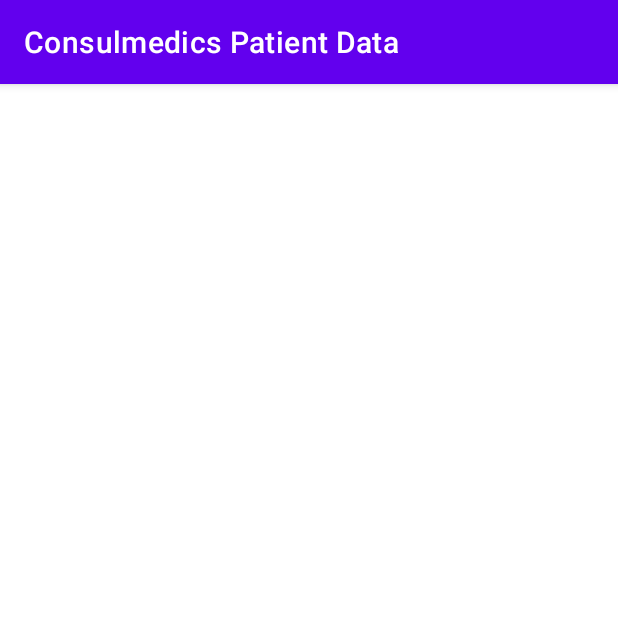
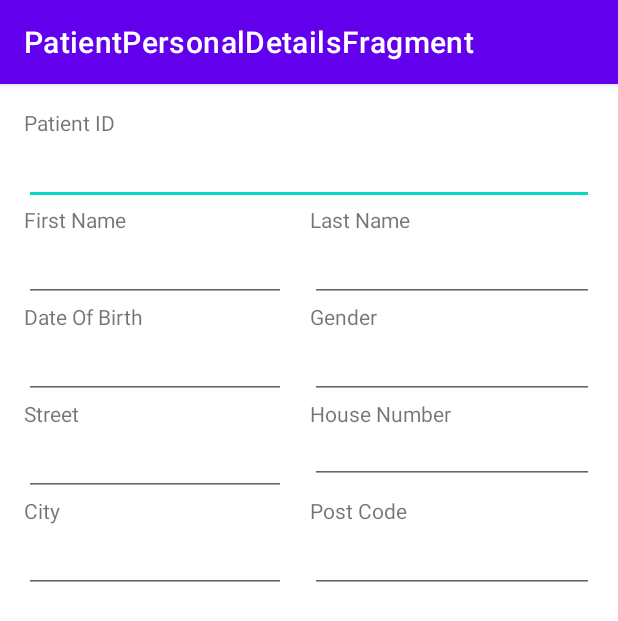
Before and after one commit to binarynumdev/patient-doctor-app, an Android app: the AddEditPatientActivity screen opened directly, with no data from a screen before it, on a phone screen of 412 x 824 dp. Shown: the top 621 px of the screen. Run offline under Robolectric (Android 15) with nearby library versions, the phone set to English and light mode, and no system bars; our stand-ins replace navigation-ui.

Commit message:
move packages and init nav graph for patient flow

```diff
--- a/app/src/main/java/com/consulmedics/patientdata/PatientDataTabActivity.kt
+++ b/app/src/main/java/com/consulmedics/patientdata/PatientDataTabActivity.kt
@@ -22,8 +22,8 @@ import androidx.lifecycle.lifecycleScope
 import androidx.viewpager.widget.ViewPager
 import com.consulmedics.patientdata.databinding.ActivityPatientDataTabBinding
 import com.consulmedics.patientdata.models.Patient
-import com.consulmedics.patientdata.ui.fragments.PatientInsurranceDetailsFragment
-import com.consulmedics.patientdata.ui.fragments.PatientPersonalDetailsFragment
+import com.consulmedics.patientdata.fragments.addeditpatient.PatientInsurranceDetailsFragment
+import com.consulmedics.patientdata.fragments.addeditpatient.PatientPersonalDetailsFragment
 import com.consulmedics.patientdata.ui.main.SectionsPagerAdapter
 import com.google.android.material.floatingactionbutton.FloatingActionButton
 import com.google.android.material.tabs.TabLayout
--- /dev/null
+++ b/app/src/main/java/com/consulmedics/patientdata/activities/AddEditPatientActivity.kt
@@ -0,0 +1,20 @@
+package com.consulmedics.patientdata.activities
+
+import androidx.appcompat.app.AppCompatActivity
+import android.os.Bundle
+import androidx.navigation.fragment.NavHostFragment
+import androidx.navigation.ui.setupActionBarWithNavController
+import com.consulmedics.patientdata.R
+
+class AddEditPatientActivity : AppCompatActivity() {
+    override fun onCreate(savedInstanceState: Bundle?) {
+        super.onCreate(savedInstanceState)
+        setContentView(R.layout.activity_add_edit_patient)
+
+        val navHostFragment = supportFragmentManager
+            .findFragmentById(R.id.nav_host_fragment_patient_flow) as NavHostFragment
+        val navController = navHostFragment.navController
+
+        setupActionBarWithNavController(navController)
+    }
+}
--- a/app/src/main/java/com/consulmedics/patientdata/AdminActivity.kt
+++ b/app/src/main/java/com/consulmedics/patientdata/activities/AdminActivity.kt
@@ -1,7 +1,8 @@
-package com.consulmedics.patientdata
+package com.consulmedics.patientdata.activities
 
 import androidx.appcompat.app.AppCompatActivity
 import android.os.Bundle
+import com.consulmedics.patientdata.R
 
 class AdminActivity : AppCompatActivity() {
     override fun onCreate(savedInstanceState: Bundle?) {
--- a/app/src/main/java/com/consulmedics/patientdata/SplashActivity.kt
+++ b/app/src/main/java/com/consulmedics/patientdata/activities/SplashActivity.kt
@@ -1,4 +1,4 @@
-package com.consulmedics.patientdata
+package com.consulmedics.patientdata.activities
 
 import android.Manifest.permission.READ_EXTERNAL_STORAGE
 import android.Manifest.permission.WRITE_EXTERNAL_STORAGE
@@ -15,6 +15,7 @@ import android.widget.Toast
 import androidx.appcompat.app.AppCompatActivity
 import androidx.core.app.ActivityCompat
 import androidx.core.content.ContextCompat
+import com.consulmedics.patientdata.R
 import com.consulmedics.patientdata.utils.AppConstants.PERMISSION_REQUEST_CODE
 import com.consulmedics.patientdata.utils.AppConstants.TAG_NAME
 import com.consulmedics.patientdata.threads.CheckUserThread
--- a/app/src/main/java/com/consulmedics/patientdata/ui/fragments/PatientPersonalDetailsFragment.kt
+++ b/app/src/main/java/com/consulmedics/patientdata/fragments/addeditpatient/PatientPersonalDetailsFragment.kt
@@ -1,22 +1,14 @@
-package com.consulmedics.patientdata.ui.fragments
+package com.consulmedics.patientdata.fragments.addeditpatient
 
 import android.os.Bundle
-import android.text.Editable
 import android.util.Log
-import androidx.fragment.app.Fragment
 import android.view.LayoutInflater
 import android.view.View
 import android.view.ViewGroup
-import com.consulmedics.patientdata.R
-import com.consulmedics.patientdata.databinding.FragmentPatientDataTabBinding
+import androidx.fragment.app.Fragment
 import com.consulmedics.patientdata.databinding.FragmentPatientPersonalDetailsBinding
 import com.consulmedics.patientdata.models.Patient
 import java.text.SimpleDateFormat
-
-// TODO: Rename parameter arguments, choose names that match
-// the fragment initialization parameters, e.g. ARG_ITEM_NUMBER
-private const val ARG_PARAM1 = "param1"
-private const val ARG_PARAM2 = "param2"
 
 /**
  * A simple [Fragment] subclass.
@@ -51,6 +43,7 @@ class PatientPersonalDetailsFragment : Fragment() {
         _binding = FragmentPatientPersonalDetailsBinding.inflate(inflater, container, false)
         if(_binding != null)
             Log.e("INITFRAGMENT", "OK")
+        if(patient != null){
             binding.editPatientID.setText(patient?.patientID)
             binding.editFirstName.setText(patient?.firstName)
             binding.editLastName.setText(patient?.lastName)
@@ -63,6 +56,8 @@ class PatientPersonalDetailsFragment : Fragment() {
             binding.editCity.setText(patient?.city)
             binding.editPostalCode.setText(patient?.postCode)
             binding.editHouseNumber.setText(patient?.houseNumber)
+        }
+
         val root = binding.root
         return root
     }
--- a/app/src/main/java/com/consulmedics/patientdata/ui/main/MainPageAdapter.kt
+++ b/app/src/main/java/com/consulmedics/patientdata/ui/main/MainPageAdapter.kt
@@ -5,9 +5,7 @@ import androidx.fragment.app.Fragment
 import androidx.fragment.app.FragmentManager
 import androidx.fragment.app.FragmentPagerAdapter
 import com.consulmedics.patientdata.R
-import com.consulmedics.patientdata.models.Patient
-import com.consulmedics.patientdata.ui.fragments.PatientInsurranceDetailsFragment
-import com.consulmedics.patientdata.ui.fragments.PatientPersonalDetailsFragment
+
 private val TAB_TITLES = arrayOf(
     R.string.patient_list,
     R.string.patient_search
--- a/app/src/main/java/com/consulmedics/patientdata/ui/main/SectionsPagerAdapter.kt
+++ b/app/src/main/java/com/consulmedics/patientdata/ui/main/SectionsPagerAdapter.kt
@@ -6,8 +6,8 @@ import androidx.fragment.app.FragmentManager
 import androidx.fragment.app.FragmentPagerAdapter
 import com.consulmedics.patientdata.R
 import com.consulmedics.patientdata.models.Patient
-import com.consulmedics.patientdata.ui.fragments.PatientInsurranceDetailsFragment
-import com.consulmedics.patientdata.ui.fragments.PatientPersonalDetailsFragment
+import com.consulmedics.patientdata.fragments.addeditpatient.PatientInsurranceDetailsFragment
+import com.consulmedics.patientdata.fragments.addeditpatient.PatientPersonalDetailsFragment
 
 private val TAB_TITLES = arrayOf(
     R.string.personal_details,
--- a/app/src/main/res/layout/activity_add_edit_patient.xml
+++ b/app/src/main/res/layout/activity_add_edit_patient.xml
@@ -4,6 +4,15 @@
     xmlns:tools="http://schemas.android.com/tools"
     android:layout_width="match_parent"
     android:layout_height="match_parent"
-    tools:context=".AddEditPatientActivity">
-
+    tools:context=".activities.AddEditPatientActivity">
+    <fragment
+        android:id="@+id/nav_host_fragment_patient_flow"
+        android:name="androidx.navigation.fragment.NavHostFragment"
+        android:layout_width="match_parent"
+        android:layout_height="match_parent"
+        app:defaultNavHost="true"
+        app:layout_constraintLeft_toLeftOf="parent"
+        app:layout_constraintRight_toRightOf="parent"
+        app:layout_constraintTop_toTopOf="parent"
+        app:navGraph="@navigation/add_edit_navigation" />
 </androidx.constraintlayout.widget.ConstraintLayout>
--- a/app/src/main/res/layout/activity_admin.xml
+++ b/app/src/main/res/layout/activity_admin.xml
@@ -4,6 +4,6 @@
     xmlns:tools="http://schemas.android.com/tools"
     android:layout_width="match_parent"
     android:layout_height="match_parent"
-    tools:context=".AdminActivity">
+    tools:context=".activities.AdminActivity">
 
 </androidx.constraintlayout.widget.ConstraintLayout>
--- a/app/src/main/res/layout/activity_main.xml
+++ b/app/src/main/res/layout/activity_main.xml
@@ -4,7 +4,7 @@
     xmlns:tools="http://schemas.android.com/tools"
     android:layout_width="match_parent"
     android:layout_height="match_parent"
-    tools:context=".MainActivity">
+    tools:context=".activities.MainActivity">
 
     <include
         android:id="@+id/app_bar_main"
--- a/app/src/main/res/layout/activity_splash.xml
+++ b/app/src/main/res/layout/activity_splash.xml
@@ -6,7 +6,7 @@
     android:layout_width="match_parent"
     android:layout_height="match_parent"
     android:background="#fff"
-    tools:context=".SplashActivity">
+    tools:context=".activities.SplashActivity">
 
     <ImageView
         android:id="@+id/SplashScreenImage"
--- a/app/src/main/res/layout/app_bar_main.xml
+++ b/app/src/main/res/layout/app_bar_main.xml
@@ -4,7 +4,7 @@
     xmlns:tools="http://schemas.android.com/tools"
     android:layout_width="match_parent"
     android:layout_height="match_parent"
-    tools:context=".MainActivity">
+    tools:context=".activities.MainActivity">
 
     <com.google.android.material.appbar.AppBarLayout
         android:layout_width="match_parent"
--- /dev/null
+++ b/app/src/main/res/navigation/add_edit_navigation.xml
@@ -0,0 +1,19 @@
+<?xml version="1.0" encoding="utf-8"?>
+<navigation xmlns:android="http://schemas.android.com/apk/res/android"
+    xmlns:app="http://schemas.android.com/apk/res-auto"
+    android:id="@+id/add_edit_navigation"
+    app:startDestination="@id/patientPersonalDetailsFragment">
+
+    <fragment
+        android:id="@+id/patientPersonalDetailsFragment"
+        android:name="com.consulmedics.patientdata.fragments.addeditpatient.PatientPersonalDetailsFragment"
+        android:label="PatientPersonalDetailsFragment" >
+        <action
+            android:id="@+id/action_patientPersonalDetailsFragment_to_patientInsurranceDetailsFragment"
+            app:destination="@id/patientInsurranceDetailsFragment" />
+    </fragment>
+    <fragment
+        android:id="@+id/patientInsurranceDetailsFragment"
+        android:name="com.consulmedics.patientdata.fragments.addeditpatient.PatientInsurranceDetailsFragment"
+        android:label="PatientInsurranceDetailsFragment" />
+</navigation>
```
Also changed, not shown: app/src/main/AndroidManifest.xml (+4 -4 lines), app/src/main/java/com/consulmedics/patientdata/AddEditPatientActivity.kt (deleted, +0 -11 lines), app/src/main/java/com/consulmedics/patientdata/activities/MainActivity.kt (renamed from app/src/main/java/com/consulmedics/patientdata/MainActivity.kt, +3 -10 lines), app/src/main/java/com/consulmedics/patientdata/fragments/addeditpatient/PatientInsurranceDetailsFragment.kt (renamed from app/src/main/java/com/consulmedics/patientdata/ui/fragments/PatientInsurranceDetailsFragment.kt, +2 -7 lines), app/src/main/java/com/consulmedics/patientdata/threads/CheckUserThread.kt (+1 -7 lines), app/src/main/java/com/consulmedics/patientdata/ui/login/LoginActivity.kt (+1 -11 lines), app/src/main/java/com/consulmedics/patientdata/ui/register/RegisterActivity.kt (+1 -11 lines). Lines whose indentation alone changed are shown as unchanged.
